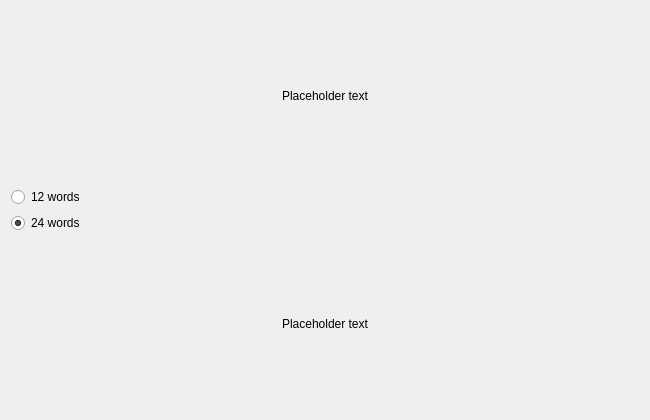
The window that src/qt/forms/startoptions.ui (devaultcrypto/devault) describes before a commit, drawn with Qt 5.
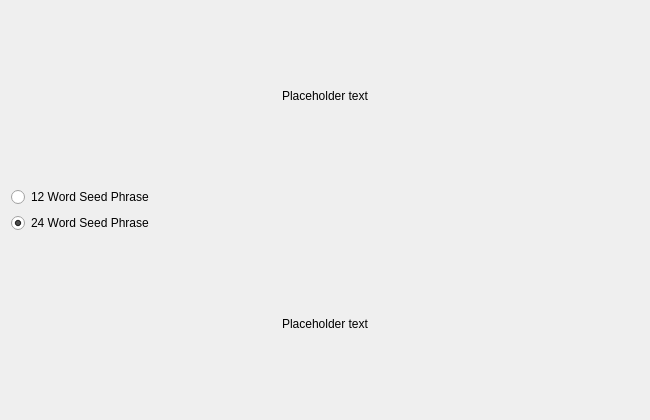
The same window after the commit.

```diff
--- a/src/qt/forms/startoptions.ui
+++ b/src/qt/forms/startoptions.ui
@@ -63,7 +63,7 @@
         <cursorShape>PointingHandCursor</cursorShape>
        </property>
        <property name="text">
-        <string>12 words</string>
+        <string>12 Word Seed Phrase</string>
        </property>
       </widget>
      </item>
@@ -79,7 +79,7 @@
         <cursorShape>PointingHandCursor</cursorShape>
        </property>
        <property name="text">
-        <string>24 words</string>
+        <string>24 Word Seed Phrase</string>
        </property>
        <property name="iconSize">
         <size>
```
